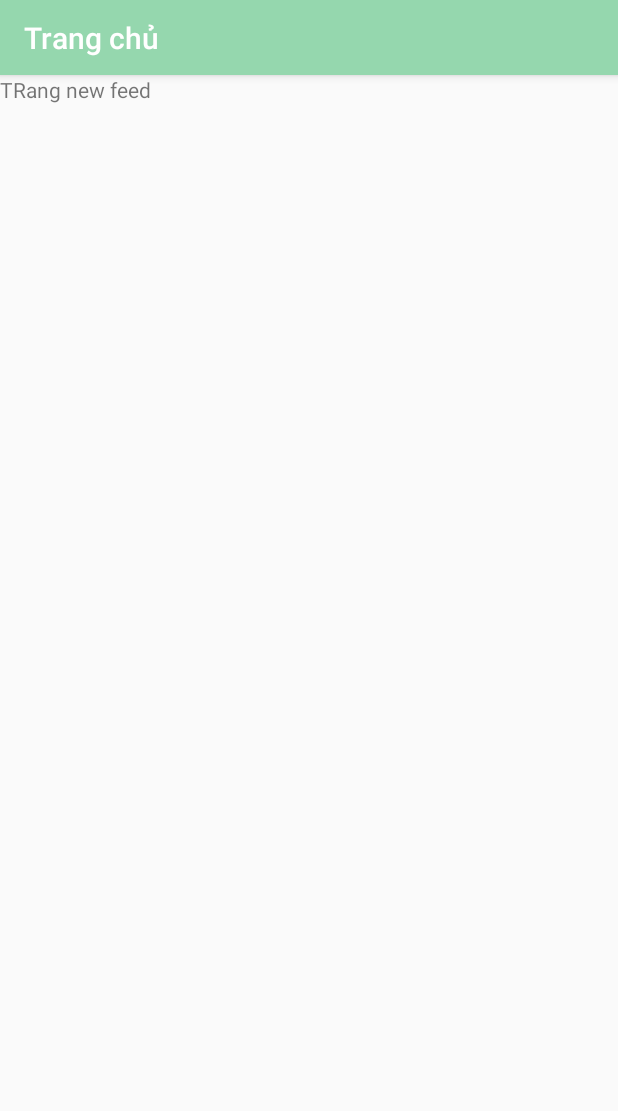
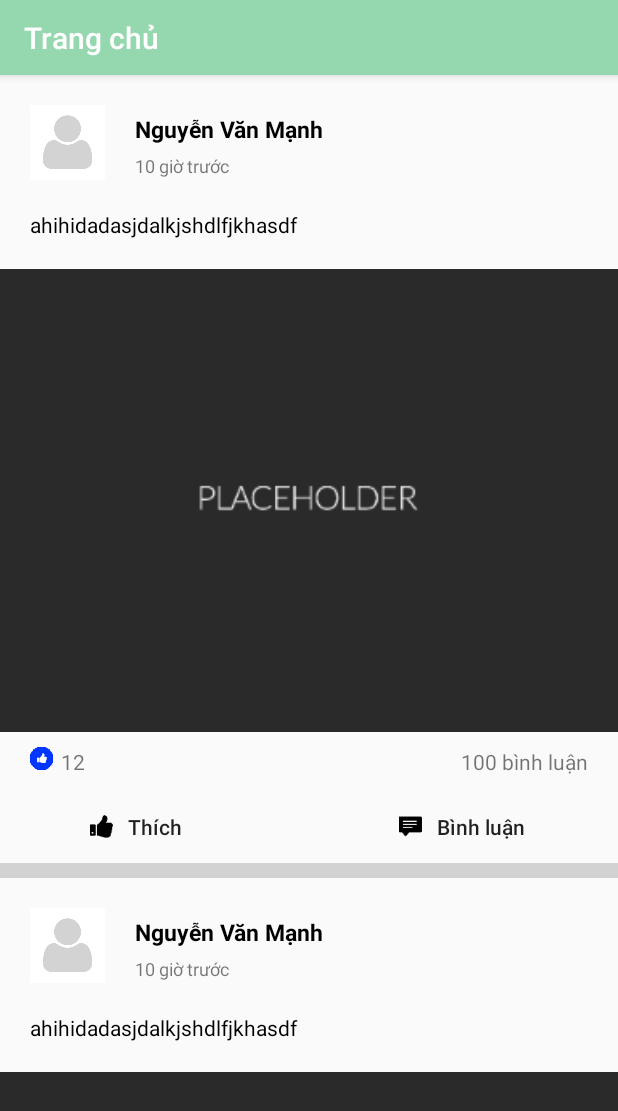
Before and after one commit to manh1208/SportsSocialNetwork, an Android app: the screen it shows after launch (MainBottomBarActivity), on a phone screen of 412 x 824 dp. Shown: the top 1111 px of the screen. Run offline under Robolectric (Android 15) with nearby library versions, the phone set to English and light mode, and no system bars; libraries missing offline, so code that uses them is left out: com.roughike.bottombar; 2 statements that could not run were skipped.

Commit message:
[ManhNV] - Design List Feed

```diff
--- a/Mobile/SportsSocialNetwork/app/src/main/java/com/capstone/sportssocialnetwork/activity/MainBottomBarActivity.java
+++ b/Mobile/SportsSocialNetwork/app/src/main/java/com/capstone/sportssocialnetwork/activity/MainBottomBarActivity.java
@@ -1,6 +1,7 @@
 package com.capstone.sportssocialnetwork.activity;
 
 import android.os.Bundle;
+import android.os.PersistableBundle;
 import android.support.annotation.IdRes;
 import android.support.design.widget.FloatingActionButton;
 import android.support.design.widget.Snackbar;
@@ -20,6 +21,7 @@ import com.roughike.bottombar.OnMenuTabSelectedListener;
 
 public class MainBottomBarActivity extends AppCompatActivity {
     private FrameLayout frame_main;
+    private BottomBar bottomBar;
 
     @Override
     protected void onCreate(Bundle savedInstanceState) {
@@ -31,7 +33,7 @@ public class MainBottomBarActivity extends AppCompatActivity {
         getSupportActionBar().setTitle("Trang chủ");
         initView();
         prepareView();
-        BottomBar bottomBar = BottomBar.attach(this,savedInstanceState);
+        bottomBar = BottomBar.attach(this,savedInstanceState);
         bottomBar.setItemsFromMenu(R.menu.bottom_bar_menu, new OnMenuTabSelectedListener() {
             @Override
             public void onMenuItemSelected(@IdRes int menuItemId) {
@@ -73,6 +75,12 @@ public class MainBottomBarActivity extends AppCompatActivity {
                 .commit();
     }
 
+    @Override
+    public void onSaveInstanceState(Bundle outState, PersistableBundle outPersistentState) {
+        super.onSaveInstanceState(outState, outPersistentState);
+        bottomBar.onSaveInstanceState(outState);
+    }
+
     private void initView() {
         frame_main = (FrameLayout) findViewById(R.id.frame_menu);
     }
--- /dev/null
+++ b/Mobile/SportsSocialNetwork/app/src/main/java/com/capstone/sportssocialnetwork/adapter/FeedAdapter.java
@@ -0,0 +1,43 @@
+package com.capstone.sportssocialnetwork.adapter;
+
+import android.content.Context;
+import android.view.LayoutInflater;
+import android.view.View;
+import android.view.ViewGroup;
+import android.widget.ArrayAdapter;
+
+import com.capstone.sportssocialnetwork.R;
+import com.capstone.sportssocialnetwork.model.Feed;
+
+import java.util.ArrayList;
+import java.util.List;
+
+/**
+ * Created by ManhNV on 9/6/16.
+ */
+public class FeedAdapter extends ArrayAdapter<Feed> {
+    private Context mContext;
+    private List<Feed> feeds;
+
+    public FeedAdapter(Context context, int resource, List<Feed> objects) {
+        super(context, resource, objects);
+        mContext = context;
+        feeds = objects;
+    }
+
+    @Override
+    public int getCount() {
+        return 5;
+    }
+
+    @Override
+    public View getView(int position, View convertView, ViewGroup parent) {
+        if (convertView ==null)
+        {
+         convertView = LayoutInflater.from(mContext).inflate(R.layout.item_feed,parent,false);
+        }else{
+
+        }
+        return convertView;
+    }
+}
--- /dev/null
+++ b/Mobile/SportsSocialNetwork/app/src/main/java/com/capstone/sportssocialnetwork/custom/CustomImage.java
@@ -0,0 +1,89 @@
+package com.capstone.sportssocialnetwork.custom;
+
+import android.content.Context;
+import android.graphics.Bitmap;
+import android.graphics.BitmapFactory;
+import android.graphics.drawable.BitmapDrawable;
+import android.graphics.drawable.Drawable;
+import android.util.AttributeSet;
+import android.widget.ImageView;
+
+/**
+ * Created by ManhNV on 6/26/2016.
+ */
+public class CustomImage extends ImageView {
+    private double mHeightRatio;
+    private Context mContext;
+    public CustomImage(Context context) {
+        super(context);
+        mContext = context;
+    }
+
+    public CustomImage(Context context, AttributeSet attrs) {
+        super(context, attrs);
+        mContext = context;
+    }
+
+    public CustomImage(Context context, AttributeSet attrs, int defStyleAttr) {
+        super(context, attrs, defStyleAttr);
+        mContext = context;
+    }
+
+    public void setHeightRatio(double ratio) {
+        if (ratio != mHeightRatio) {
+            mHeightRatio = ratio;
+            requestLayout();
+        }
+    }
+
+    @Override
+    protected void onMeasure(int widthMeasureSpec, int heightMeasureSpec) {
+
+
+        Drawable drawable = getDrawable();
+//        Uri uri = Uri.parse("android.resource://"+mContext.getPackageName()+drawable.toString());
+//        File file = DataUtils.getImageFileFromUri(mContext,uri,DataUtils.getFilePath("test.jpg"),2000, Bitmap.CompressFormat.JPEG,50);
+//        try {
+//            ExifInterface exifInterface = new ExifInterface(file.getAbsolutePath());
+//            int orientation = exifInterface.getAttributeInt(ExifInterface.TAG_ORIENTATION, ExifInterface.ORIENTATION_NORMAL);
+//            Log.
+//        } catch (IOException e) {
+//            e.printStackTrace();
+//        }
+
+        if (drawable != null)
+        {
+            //get imageview width
+            int width =  MeasureSpec.getSize(widthMeasureSpec);
+
+            int diw = drawable.getIntrinsicWidth();
+            int dih = drawable.getIntrinsicHeight();
+            float ratio = (float)dih/diw; //get image aspect ratio
+
+            int height = (int) (width * ratio);
+
+            //don't let height exceed width
+//            if (height > width){
+//                height = width;
+//            }
+
+
+            setMeasuredDimension(width, height);
+        }
+        else
+            super.onMeasure(widthMeasureSpec, heightMeasureSpec);
+
+    }
+
+    private double getRatioHeight(){
+        BitmapFactory.Options dimensions = new BitmapFactory.Options();
+        dimensions.inJustDecodeBounds = true;
+        Bitmap mBitmapB = ((BitmapDrawable)this.getDrawable()).getBitmap();
+        double height = dimensions.outHeight;
+        double width =  dimensions.outWidth;
+        double ratio = height/width;
+        return ratio;//>0?ratio:height/width;
+    }
+
+
+}
--- a/Mobile/SportsSocialNetwork/app/src/main/java/com/capstone/sportssocialnetwork/fragment/FeedFragment.java
+++ b/Mobile/SportsSocialNetwork/app/src/main/java/com/capstone/sportssocialnetwork/fragment/FeedFragment.java
@@ -6,19 +6,38 @@ import android.support.v4.app.Fragment;
 import android.view.LayoutInflater;
 import android.view.View;
 import android.view.ViewGroup;
+import android.widget.ListView;
 
 import com.capstone.sportssocialnetwork.R;
+import com.capstone.sportssocialnetwork.adapter.FeedAdapter;
+import com.capstone.sportssocialnetwork.model.Feed;
+
+import java.util.ArrayList;
 
 /**
  * Created by ManhNV on 9/6/16.
  */
 public class FeedFragment extends Fragment {
+    private ListView lvFeed;
+    private FeedAdapter adapter;
 
     @Nullable
     @Override
     public View onCreateView(LayoutInflater inflater, @Nullable ViewGroup container, @Nullable Bundle savedInstanceState) {
         View v = inflater.inflate(R.layout.fragment_feed,container,false);
-
+        initView(v);
+        prepareData();
         return v;
     }
+
+    private void prepareData() {
+        adapter = new FeedAdapter(getActivity(),R.layout.item_feed,new ArrayList<Feed>());
+        lvFeed.setAdapter(adapter);
+    }
+
+    private void initView(View v) {
+        lvFeed = (ListView) v.findViewById(R.id.lv_list_feed);
+    }
+
+
 }
--- /dev/null
+++ b/Mobile/SportsSocialNetwork/app/src/main/java/com/capstone/sportssocialnetwork/model/Feed.java
@@ -0,0 +1,7 @@
+package com.capstone.sportssocialnetwork.model;
+
+/**
+ * Created by ManhNV on 9/6/16.
+ */
+public class Feed {
+}
--- a/Mobile/SportsSocialNetwork/app/src/main/res/layout/fragment_feed.xml
+++ b/Mobile/SportsSocialNetwork/app/src/main/res/layout/fragment_feed.xml
@@ -1,9 +1,14 @@
 <?xml version="1.0" encoding="utf-8"?>
 <LinearLayout xmlns:android="http://schemas.android.com/apk/res/android"
-    android:orientation="vertical" android:layout_width="match_parent"
+    xmlns:tools="http://schemas.android.com/tools"
+    android:orientation="vertical"
+    android:layout_width="match_parent"
     android:layout_height="match_parent">
-    <TextView
-        android:layout_width="wrap_content"
-        android:layout_height="wrap_content"
-        android:text="TRang new feed"/>
+    <ListView
+        android:layout_width="match_parent"
+        android:layout_height="match_parent"
+        android:id="@+id/lv_list_feed"
+        tools:listitem="@layout/item_feed"
+        android:divider="#d2d2d2"
+        android:dividerHeight="10sp"></ListView>
 </LinearLayout>
--- /dev/null
+++ b/Mobile/SportsSocialNetwork/app/src/main/res/layout/item_feed.xml
@@ -0,0 +1,115 @@
+<?xml version="1.0" encoding="utf-8"?>
+<LinearLayout xmlns:android="http://schemas.android.com/apk/res/android"
+    android:orientation="vertical" android:layout_width="match_parent"
+    android:layout_height="match_parent"
+    >
+    <LinearLayout
+        android:layout_width="match_parent"
+        android:layout_height="wrap_content"
+        android:orientation="horizontal"
+        android:padding="20sp">
+        <ImageView
+            android:layout_width="50sp"
+            android:layout_height="50sp"
+            android:src="@drawable/img_default_avatar"/>
+        <LinearLayout
+            android:layout_width="match_parent"
+            android:layout_height="wrap_content"
+            android:orientation="vertical"
+            android:layout_marginLeft="20sp"
+            android:paddingTop="5sp">
+        <TextView
+            android:layout_width="match_parent"
+            android:layout_height="wrap_content"
+            android:text="Nguyễn Văn Mạnh"
+            android:textSize="15sp"
+            android:textStyle="bold"
+            android:textColor="#000"/>
+            <TextView
+                android:layout_width="wrap_content"
+                android:layout_height="wrap_content"
+                android:text="10 giờ trước"
+                android:textSize="12sp"
+                android:layout_marginTop="5sp"/>
+        </LinearLayout>
+    </LinearLayout>
+    <RelativeLayout
+        android:layout_width="match_parent"
+        android:layout_height="wrap_content"
+        android:paddingLeft="20sp"
+        android:paddingRight="20sp"
+        android:paddingBottom="20sp">
+        <TextView
+            android:layout_width="match_parent"
+            android:layout_height="wrap_content"
+            android:text="ahihidadasjdalkjshdlfjkhasdf"
+            android:textColor="#000"
+            />
+    </RelativeLayout>
+    <com.capstone.sportssocialnetwork.custom.CustomImage
+        android:layout_width="match_parent"
+        android:layout_height="wrap_content"
+        android:src="@drawable/placeholder"/>
+    <RelativeLayout
+        android:layout_width="match_parent"
+        android:layout_height="wrap_content"
+        android:paddingLeft="20sp"
+        android:paddingRight="20sp"
+        android:layout_marginTop="10sp">
+        <LinearLayout
+            android:layout_width="wrap_content"
+            android:layout_height="wrap_content"
+            android:orientation="horizontal">
+        <ImageView
+            android:layout_width="15sp"
+            android:layout_height="15sp"
+            android:src="@drawable/ic_num_like"/>
+            <TextView
+                android:layout_width="wrap_content"
+                android:layout_height="wrap_content"
+                android:text="12"
+                android:layout_marginLeft="5sp"
+                android:layout_gravity="center"/>
+        </LinearLayout>
+
+        <LinearLayout
+            android:layout_width="wrap_content"
+            android:layout_height="wrap_content"
+            android:orientation="horizontal"
+            android:layout_alignParentRight="true"
+            android:layout_centerVertical="true">
+            <TextView
+                android:layout_width="wrap_content"
+                android:layout_height="wrap_content"
+                android:text="100 bình luận"/>
+        </LinearLayout>
+    </RelativeLayout>
+    <LinearLayout
+        android:layout_width="match_parent"
+        android:layout_height="wrap_content"
+        android:layout_marginTop="10sp">
+        <Button
+            android:layout_width="0sp"
+            android:layout_weight="1"
+            android:layout_height="wrap_content"
+            android:background="@null"
+            android:text="Thích"
+            android:textAllCaps="false"
+            android:drawableLeft="@drawable/ic_like"
+            android:paddingLeft="60sp"
+            android:drawablePadding="10sp"
+            android:textAlignment="textStart"
+            />
+        <Button
+            android:layout_width="0sp"
+            android:layout_weight="1"
+            android:layout_height="wrap_content"
+            android:background="@null"
+            android:text="Bình luận"
+            android:textAllCaps="false"
+            android:drawableLeft="@drawable/ic_comment"
+            android:paddingLeft="60sp"
+            android:drawablePadding="10sp"
+            android:textAlignment="textStart"/>
+    </LinearLayout>
+</LinearLayout>
--- a/Mobile/SportsSocialNetwork/app/src/main/res/values/strings.xml
+++ b/Mobile/SportsSocialNetwork/app/src/main/res/values/strings.xml
@@ -1,5 +1,5 @@
 <resources>
-    <string name="app_name">SportsSocialNetwork</string>
+    <string name="app_name">Sports Social Network</string>
     <string name="action_settings">Settings</string>
     <string name="title_activity_main">MainActivity</string>
 
```
Also changed, not shown: Mobile/SportsSocialNetwork/app/src/main/res/drawable-xxxhdpi/ic_comment.png (added), Mobile/SportsSocialNetwork/app/src/main/res/drawable-xxxhdpi/ic_like.png (added), Mobile/SportsSocialNetwork/app/src/main/res/drawable-xxxhdpi/ic_num_like.png (added), Mobile/SportsSocialNetwork/app/src/main/res/drawable-xxxhdpi/placeholder.png (added).
